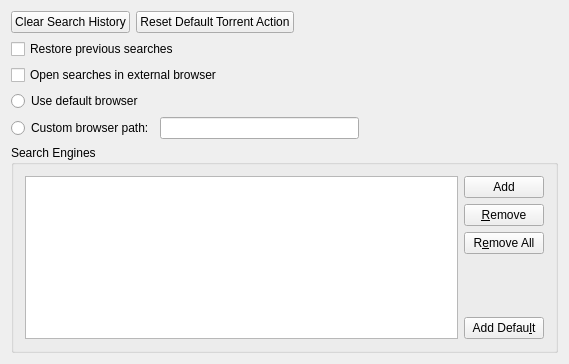
Above: plugins/search/searchpref.ui from KDE/ktorrent before the change. Below: the same form after it.
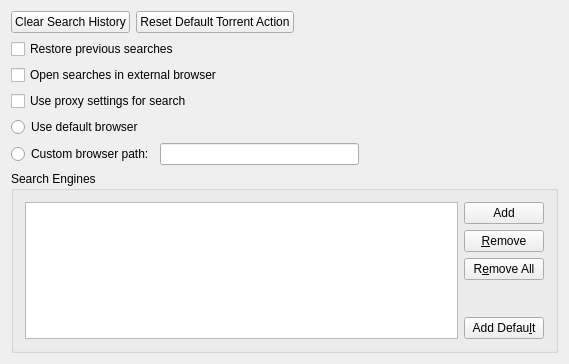
That is the form after the change.

Commit message: revive search plugin

The edit to the form file:
```diff
--- a/plugins/search/searchpref.ui
+++ b/plugins/search/searchpref.ui
@@ -83,6 +83,16 @@
      </property>
     </widget>
    </item>
+   <item>
+    <widget class="QCheckBox" name="kcfg_useProxySettings">
+     <property name="toolTip">
+      <string>Whether or not to use the HTTP proxy settings for search.</string>
+     </property>
+     <property name="text">
+      <string>Use proxy settings for search</string>
+     </property>
+    </widget>
+   </item>
    <item>
     <widget class="QRadioButton" name="kcfg_useDefaultBrowser">
      <property name="toolTip">
```
The commit also changes 30 other files.
